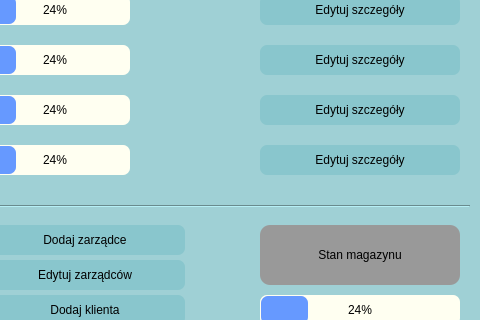
Before: the Qt Designer form GUI/AdminPanel.ui in GlowK/SafeHarbor, drawn with Qt 5; both pictures show x 320 to 800 and y 175 to 495 of the 800 by 600 pixel window.
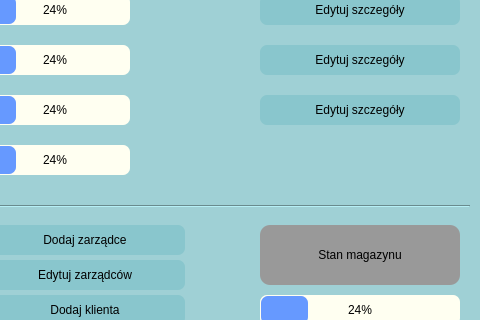
After: the same form once the commit is applied. Icons and pictures are not drawn.

Commit message: New window AdminAnchorageDetails. New fuckedup window AdminGeoEdit. SQL debug funkction added

What changed in the file:
```diff
--- a/GUI/AdminPanel.ui
+++ b/GUI/AdminPanel.ui
@@ -378,19 +378,6 @@
     <string>Edytuj szczegóły</string>
    </property>
   </widget>
-  <widget class="QPushButton" name="pushTugboatEdit">
-   <property name="geometry">
-    <rect>
-     <x>580</x>
-     <y>320</y>
-     <width>200</width>
-     <height>30</height>
-    </rect>
-   </property>
-   <property name="text">
-    <string>Edytuj szczegóły</string>
-   </property>
-  </widget>
   <widget class="QPushButton" name="pushAcceptChanges">
    <property name="geometry">
     <rect>
```
Left out of the diff: 6 changed lines with no effect on the pictures. The commit also changes 13 other files.
